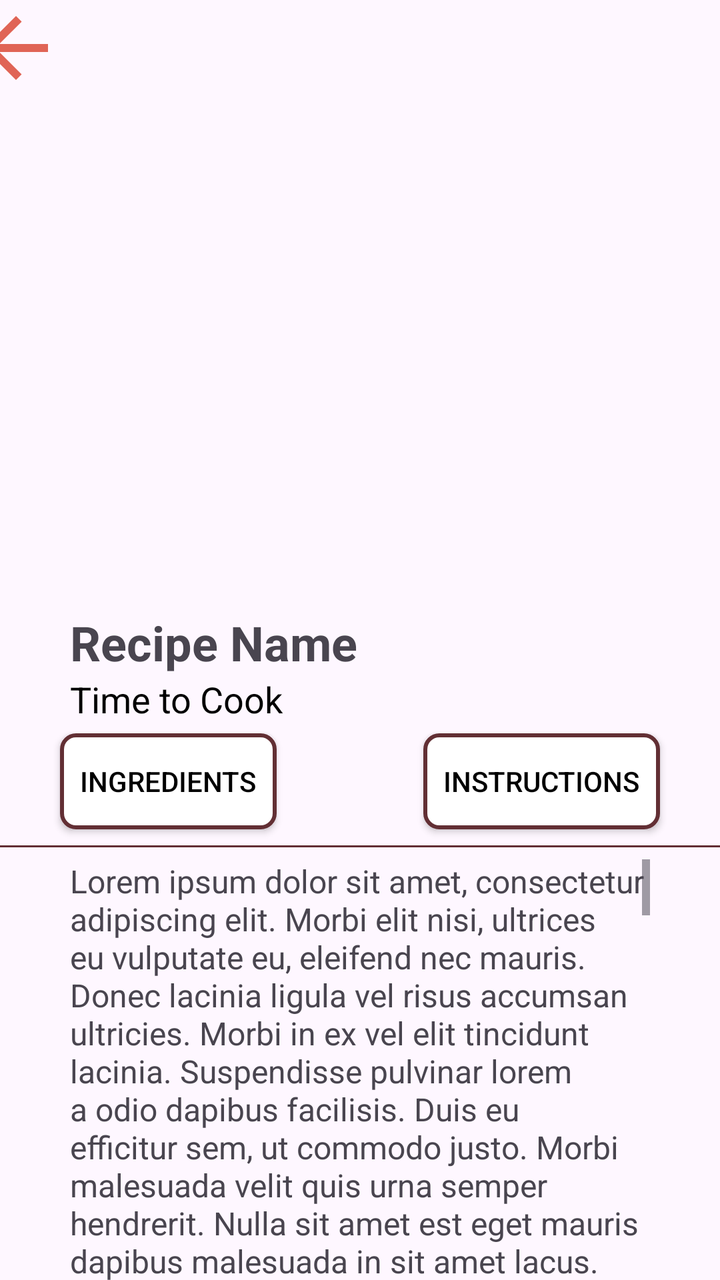
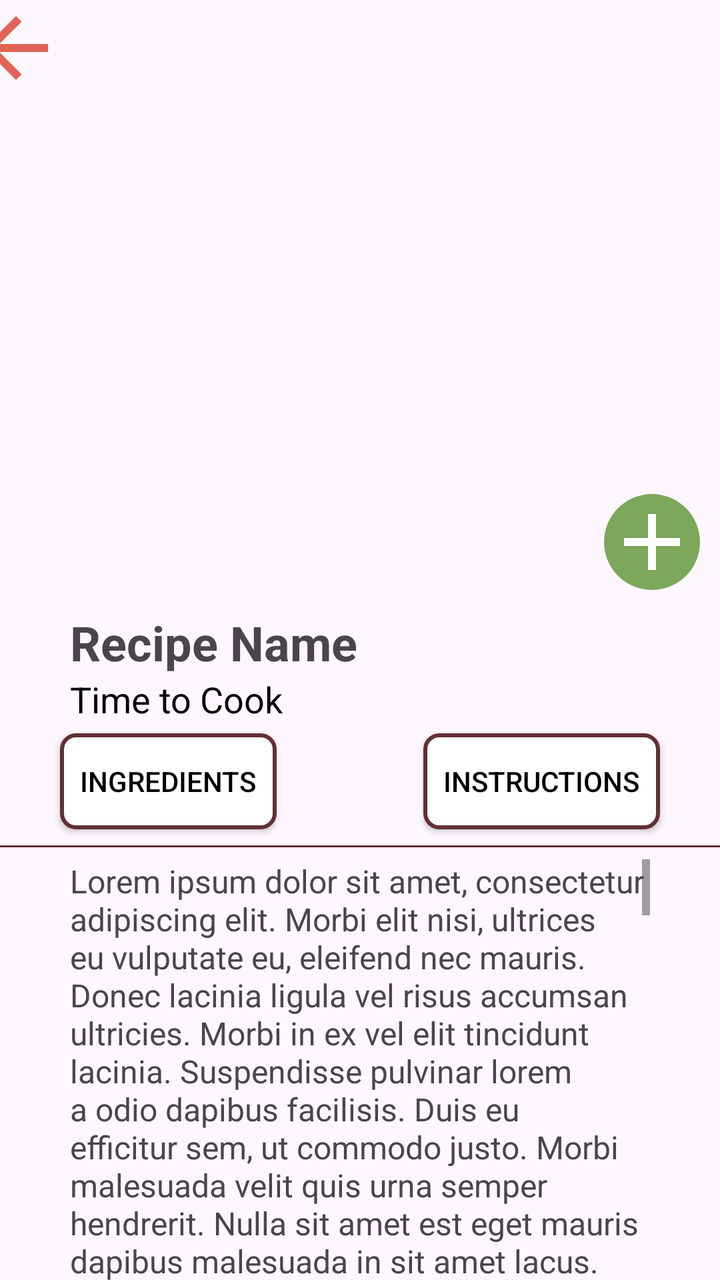

An Android layout rendered at two revisions. The XML below is the earlier revision; the diff shows what the commit changed to produce the second picture.
<!-- AndroidManifest.xml: application theme Theme.MealPlannerApp -->
<!-- res/layout/fragment_recipe_details.xml -->
<androidx.constraintlayout.widget.ConstraintLayout xmlns:android="http://schemas.android.com/apk/res/android"
    xmlns:app="http://schemas.android.com/apk/res-auto"
    xmlns:tools="http://schemas.android.com/tools"
    android:layout_width="match_parent"
    android:layout_height="match_parent"
    tools:context=".RecipeDetailFragment">

    <ImageView
        android:id="@+id/imageViewRecipe"
        android:layout_width="match_parent"
        android:layout_height="300dp"
        android:contentDescription="Recipe Image"
        android:scaleType="centerCrop"
        app:layout_constraintEnd_toEndOf="parent"
        app:layout_constraintHorizontal_bias="0.0"
        app:layout_constraintStart_toStartOf="parent"
        app:layout_constraintTop_toTopOf="parent" />

    <ImageButton
        android:id="@+id/imageButtonBack"
        style="@style/Widget.AppCompat.ImageButton"
        android:layout_width="48dp"
        android:layout_height="48dp"
        android:layout_marginEnd="345dp"
        android:layout_marginBottom="252dp"
        android:scaleType="fitStart"
        android:background="#00FFFFFF"
        android:backgroundTint="#00FFFFFF"
        android:contentDescription="Return"
        android:src="@drawable/back_arrow"
        app:tint="@color/reddishOrange"
        app:layout_constraintBottom_toBottomOf="@+id/imageViewRecipe"
        app:layout_constraintEnd_toEndOf="@+id/imageViewRecipe"
        app:layout_constraintStart_toStartOf="@+id/imageViewRecipe"
        app:layout_constraintTop_toTopOf="@+id/imageViewRecipe" />

    <TextView
        android:id="@+id/textViewRecipeTitle"
        android:layout_width="wrap_content"
        android:layout_height="wrap_content"
        android:layout_marginStart="35dp"
        android:layout_marginTop="5dp"
        android:text="Recipe Name"
        android:textSize="24sp"
        android:textStyle="bold"
        app:layout_constraintStart_toStartOf="parent"
        app:layout_constraintTop_toBottomOf="@id/imageViewRecipe" />

    <TextView
        android:id="@+id/textViewCookTime"
        android:layout_width="wrap_content"
        android:layout_height="wrap_content"
        android:layout_marginStart="35dp"
        android:text="Time to Cook"
        android:textColor="@color/black"
        android:textSize="18sp"
        app:layout_constraintStart_toStartOf="parent"
        app:layout_constraintTop_toBottomOf="@id/textViewRecipeTitle" />

    <androidx.appcompat.widget.AppCompatButton
        android:id="@+id/buttonIngredients"
        android:layout_width="wrap_content"
        android:layout_height="wrap_content"
        android:layout_marginStart="30dp"
        android:layout_marginTop="5dp"
        android:background="@drawable/bg_button"
        android:textColor="@color/button_text_color"
        android:text="Ingredients"
        app:layout_constraintStart_toStartOf="parent"
        app:layout_constraintTop_toBottomOf="@+id/textViewCookTime" />

    <androidx.appcompat.widget.AppCompatButton
        android:id="@+id/buttonInstructions"
        android:layout_width="wrap_content"
        android:layout_height="wrap_content"
        android:layout_marginTop="5dp"
        android:layout_marginEnd="30dp"
        android:background="@drawable/bg_button"
        android:text="Instructions"
        android:textColor="@color/button_text_color"
        app:layout_constraintEnd_toEndOf="parent"
        app:layout_constraintTop_toBottomOf="@+id/textViewCookTime" />

    <View
        android:id="@+id/viewSeparator"
        android:layout_width="match_parent"
        android:layout_height="1dp"
        android:paddingLeft="35dp"
        android:paddingRight="35dp"
        android:background="@color/darkRed"
        android:layout_marginTop="8dp"
        app:layout_constraintTop_toBottomOf="@+id/buttonInstructions"
        app:layout_constraintStart_toStartOf="parent"
        app:layout_constraintEnd_toEndOf="parent"/>

    <TextView
        android:id="@+id/textViewInstructions"
        android:layout_width="wrap_content"
        android:layout_height="wrap_content"
        android:layout_marginTop="15dp"
        android:maxLines="11"
        android:paddingLeft="35dp"
        android:paddingRight="35dp"
        android:scrollbars="vertical"
        android:text="@string/placeholder_string"
        android:textSize="16sp"
        app:layout_constraintEnd_toEndOf="parent"
        app:layout_constraintStart_toStartOf="parent"
        app:layout_constraintTop_toBottomOf="@+id/buttonIngredients" />

    <androidx.recyclerview.widget.RecyclerView
        android:id="@+id/recyclerViewIngredients"
        android:layout_width="0dp"
        android:layout_height="220dp"
        android:paddingLeft="35dp"
        android:paddingRight="35dp"
        app:layout_constraintBottom_toBottomOf="parent"
        app:layout_constraintEnd_toEndOf="parent"
        app:layout_constraintHorizontal_bias="0.51"
        app:layout_constraintStart_toStartOf="parent"
        app:layout_constraintTop_toBottomOf="@+id/buttonIngredients"
        app:layout_constraintVertical_bias="1.0" />

</androidx.constraintlayout.widget.ConstraintLayout>
<!-- resources referenced by this layout -->
<resources>
  <color name="black">#FF000000</color>
  <color name="darkRed">#622f34</color>
  <color name="reddishOrange">#e06456</color>
  <color name="white">#FFFFFFFF</color>
  <color name="orange">#feaf66</color>
  <!-- unchanged entries left out for length: 7 -->
</resources>

<!-- the commit's change to res/layout/fragment_recipe_details.xml (unified diff, before → after) -->
@@ -33,6 +33,21 @@
         app:layout_constraintEnd_toEndOf="@+id/imageViewRecipe"
         app:layout_constraintStart_toStartOf="@+id/imageViewRecipe"
         app:layout_constraintTop_toTopOf="@+id/imageViewRecipe" />
+
+    <ImageButton
+        android:id="@+id/imageButtonAdd"
+        style="@style/Widget.AppCompat.ImageButton"
+        android:layout_width="48dp"
+        android:layout_height="48dp"
+        android:layout_marginEnd="10dp"
+        android:layout_marginBottom="5dp"
+        android:background="@drawable/green_circle"
+        android:contentDescription="Add"
+        android:scaleType="fitStart"
+        android:src="@drawable/add"
+        app:layout_constraintBottom_toBottomOf="@+id/imageViewRecipe"
+        app:layout_constraintEnd_toEndOf="parent"
+        app:tint="@color/white" />
 
     <TextView
         android:id="@+id/textViewRecipeTitle"
<!-- resource entries referenced after the edit -->
@@ -4,6 +4,19 @@
   <color name="darkRed">#622f34</color>
   <color name="reddishOrange">#e06456</color>
   <color name="white">#FFFFFFFF</color>
+  <!-- drawable add (drawable) -->
+  <vector android:height="24dp" android:tint="#000000"
+      android:viewportHeight="24" android:viewportWidth="24"
+      android:width="24dp" xmlns:android="http://schemas.android.com/apk/res/android">
+      <path android:fillColor="@android:color/white" android:pathData="M19,13h-6v6h-2v-6H5v-2h6V5h2v6h6v2z"/>
+  </vector>
+  <!-- drawable green_circle (drawable) -->
+  <?xml version="1.0" encoding="utf-8"?>
+  <shape xmlns:android="http://schemas.android.com/apk/res/android" android:shape="oval">
+      <solid android:color="@color/green"/>
+      <size android:width="56dp" android:height="56dp"/>
+  </shape>
+  <color name="green">#7da75b</color>
   <color name="orange">#feaf66</color>
   <!-- unchanged entries left out for length: 7 -->
 </resources>
